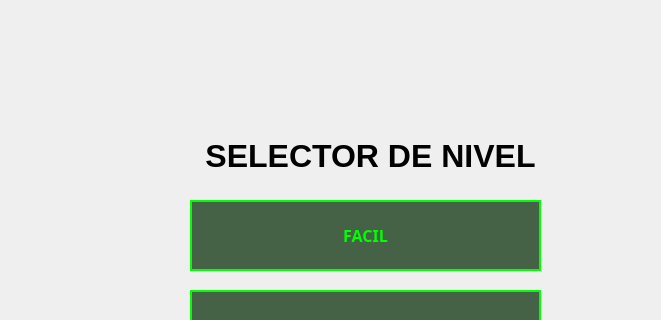
WeaselSSH/Minesweeper, file Minesweeper/frmmodehistoria.ui: the form before one commit; both pictures show x 0 to 661 and y 0 to 320 of the 1000 by 800 pixel window.
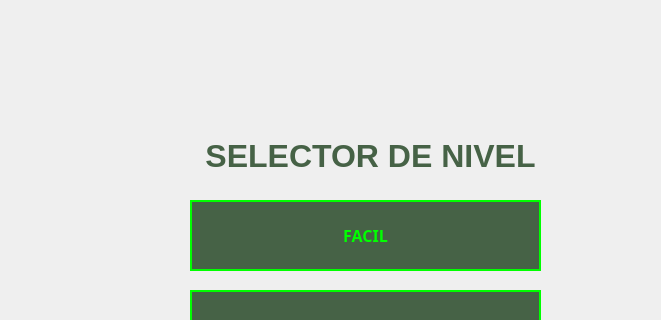
The form after the commit.

The edit to the form file:
```diff
--- a/Minesweeper/frmmodehistoria.ui
+++ b/Minesweeper/frmmodehistoria.ui
@@ -68,6 +68,14 @@
      <bold>true</bold>
     </font>
    </property>
+   <property name="styleSheet">
+    <string notr="true">QLabel {
+    color: rgba(0, 40, 0, 180);               
+    font-family: 'Segoe UI';  
+    font-style: Bold;                
+    background: transparent;        
+}</string>
+   </property>
    <property name="text">
     <string>SELECTOR DE NIVEL</string>
    </property>
```
